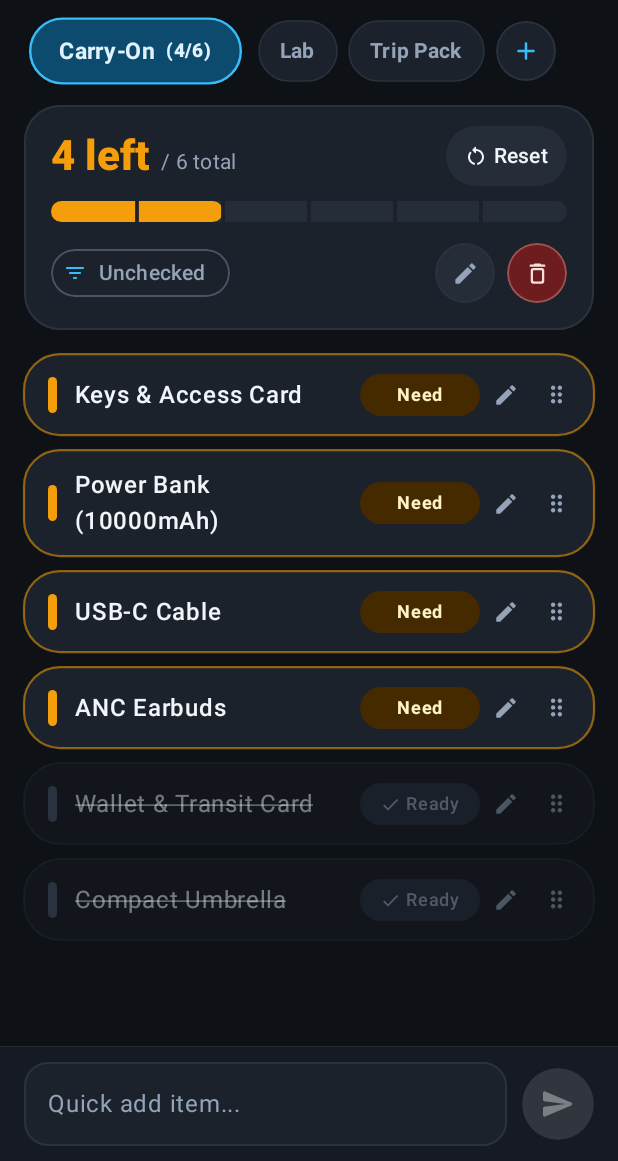
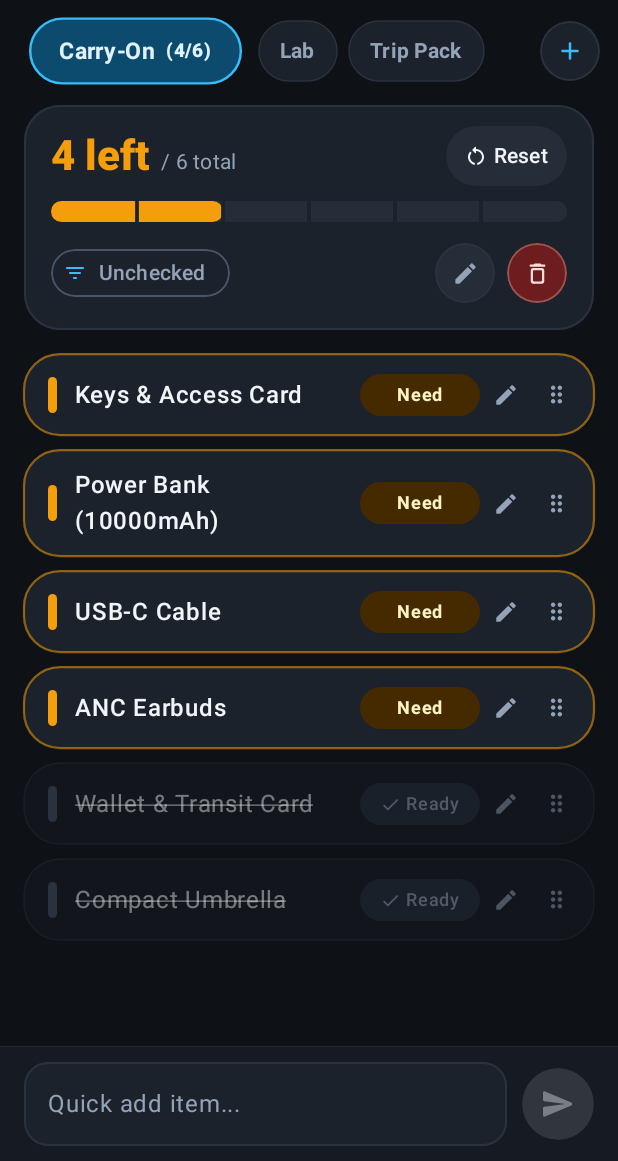
Before and after one commit to Cool-Chi/total-check, an Android app built with Jetpack Compose: the screen it shows after launch (MainActivity), on a phone screen of 412 x 824 dp, the part 75-1236 px from its top. Run offline under Robolectric (Android 15) with nearby library versions, the phone set to English and light mode, and no system bars; our stand-ins replace Room's generated code, Shimmer.

Commit message:
feat(ui): 固定新增清單按鈕並為捲動分頁邊緣加入淡出遮罩
將新增清單按鈕固定於 ExpandingChecklistTabBar 右側，並以 32dp DstIn 漸層遮罩淡出捲動溢出的分頁，同時確保拖曳覆蓋層不受淡出影響。

```diff
--- a/app/src/main/kotlin/com/example/totalcheck/ui/main/ExpandingChecklistTabBar.kt
+++ b/app/src/main/kotlin/com/example/totalcheck/ui/main/ExpandingChecklistTabBar.kt
@@ -46,6 +46,7 @@ import androidx.compose.ui.Alignment
 import androidx.compose.ui.Modifier
 import androidx.compose.ui.draw.clip
 import androidx.compose.ui.draw.drawBehind
+import androidx.compose.ui.draw.drawWithContent
 import androidx.compose.ui.draw.shadow
 import androidx.compose.ui.focus.FocusRequester
 import androidx.compose.ui.focus.focusRequester
@@ -53,7 +54,10 @@ import androidx.compose.ui.focus.onFocusChanged
 import androidx.compose.ui.geometry.CornerRadius
 import androidx.compose.ui.geometry.Offset
 import androidx.compose.ui.geometry.Size
+import androidx.compose.ui.graphics.BlendMode
+import androidx.compose.ui.graphics.Brush
 import androidx.compose.ui.graphics.Color
+import androidx.compose.ui.graphics.CompositingStrategy
 import androidx.compose.ui.graphics.PathEffect
 import androidx.compose.ui.graphics.TransformOrigin
 import androidx.compose.ui.graphics.drawscope.Stroke
@@ -540,10 +544,15 @@ internal fun ExpandingChecklistTabBar(
         }
     }
 
-    Box(
+    Row(
         modifier = modifier
             .fillMaxWidth()
-            .padding(top = 2.dp, bottom = 4.dp)
+            .padding(top = 2.dp, bottom = 4.dp),
+        verticalAlignment = Alignment.CenterVertically
+    ) {
+        Box(
+            modifier = Modifier
+                .weight(1f)
                 .onSizeChanged {
                     viewportWidthPx = it.width
                     viewportHeightPx = it.height
@@ -581,6 +590,28 @@ internal fun ExpandingChecklistTabBar(
             Row(
                 modifier = Modifier
                     .fillMaxWidth()
+                    .graphicsLayer {
+                        compositingStrategy = CompositingStrategy.Offscreen
+                    }
+                    .drawWithContent {
+                        drawContent()
+                        if (scrollState.value < scrollState.maxValue) {
+                            val fadeWidthPx = 32.dp.toPx().coerceAtMost(size.width)
+                            if (fadeWidthPx > 0f) {
+                                val fadeStartX = size.width - fadeWidthPx
+                                drawRect(
+                                    brush = Brush.horizontalGradient(
+                                        colors = listOf(Color.Black, Color.Transparent),
+                                        startX = fadeStartX,
+                                        endX = size.width
+                                    ),
+                                    topLeft = Offset(fadeStartX, 0f),
+                                    size = Size(fadeWidthPx, size.height),
+                                    blendMode = BlendMode.DstIn
+                                )
+                            }
+                        }
+                    }
                     .horizontalScroll(scrollState),
                 verticalAlignment = Alignment.CenterVertically
             ) {
@@ -803,27 +834,7 @@ internal fun ExpandingChecklistTabBar(
                 }
             }
 
-            Spacer(modifier = Modifier.width(4.dp))
-
-            TactileIconButton(
-                onClick = onAddChecklist,
-                modifier = Modifier
-                    .size(40.dp)
-                    .focusRequester(addButtonFocusRequester)
-                    .testTag("add_checklist_button"),
-                shape = RoundedCornerShape(50),
-                containerColor = colorScheme.surfaceContainerHigh,
-                contentColor = colorScheme.primary,
-                border = BorderStroke(1.dp, colorScheme.outlineVariant)
-            ) {
-                Icon(
-                    imageVector = Icons.Rounded.Add,
-                    contentDescription = stringResource(R.string.cd_add_checklist),
-                    modifier = Modifier.size(20.dp)
-                )
-            }
-
-            Spacer(modifier = Modifier.width(16.dp))
+            Spacer(modifier = Modifier.width(12.dp))
         }
 
         val floatingChecklist = draggedChecklistId?.let { id ->
@@ -859,6 +870,28 @@ internal fun ExpandingChecklistTabBar(
                     isSelected = floatingSelected
                 )
             }
+        }
+        }
+
+        Spacer(modifier = Modifier.width(4.dp))
+
+        TactileIconButton(
+            onClick = onAddChecklist,
+            modifier = Modifier
+                .padding(end = 12.dp)
+                .size(40.dp)
+                .focusRequester(addButtonFocusRequester)
+                .testTag("add_checklist_button"),
+            shape = RoundedCornerShape(50),
+            containerColor = colorScheme.surfaceContainerHigh,
+            contentColor = colorScheme.primary,
+            border = BorderStroke(1.dp, colorScheme.outlineVariant)
+        ) {
+            Icon(
+                imageVector = Icons.Rounded.Add,
+                contentDescription = stringResource(R.string.cd_add_checklist),
+                modifier = Modifier.size(20.dp)
+            )
         }
     }
 }
```
Lines whose indentation alone changed are shown as unchanged.
